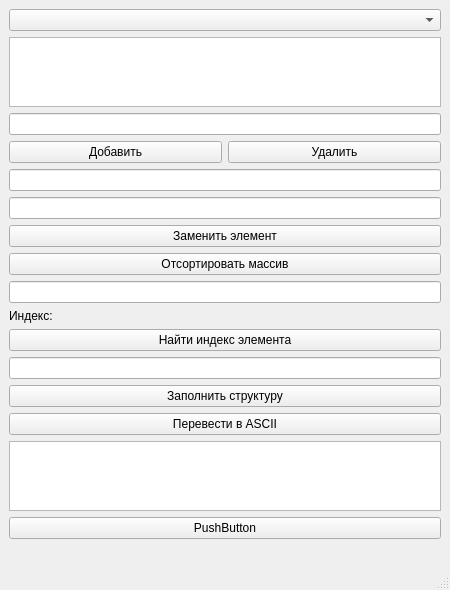
Above: mainwindow.ui from Dizekee/Lab2-Data-structures before the change. Below: the same form after it.
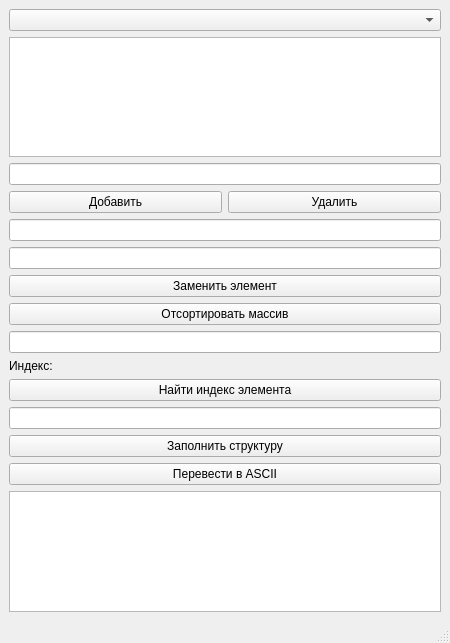
That is the form after the change.

Diff of the .ui file:
```diff
--- a/mainwindow.ui
+++ b/mainwindow.ui
@@ -7,7 +7,7 @@
     <x>0</x>
     <y>0</y>
     <width>450</width>
-    <height>507</height>
+    <height>643</height>
    </rect>
   </property>
   <property name="windowTitle">
@@ -99,20 +99,6 @@
     <item>
      <widget class="QListWidget" name="asciiDisplayList"/>
     </item>
-    <item>
-     <widget class="QPushButton" name="animatedSortButton">
-      <property name="text">
-       <string>PushButton</string>
-      </property>
-     </widget>
-    </item>
-    <item>
-     <widget class="QLabel" name="timeLabel">
-      <property name="text">
-       <string/>
-      </property>
-     </widget>
-    </item>
    </layout>
   </widget>
   <widget class="QMenuBar" name="menubar">
```
